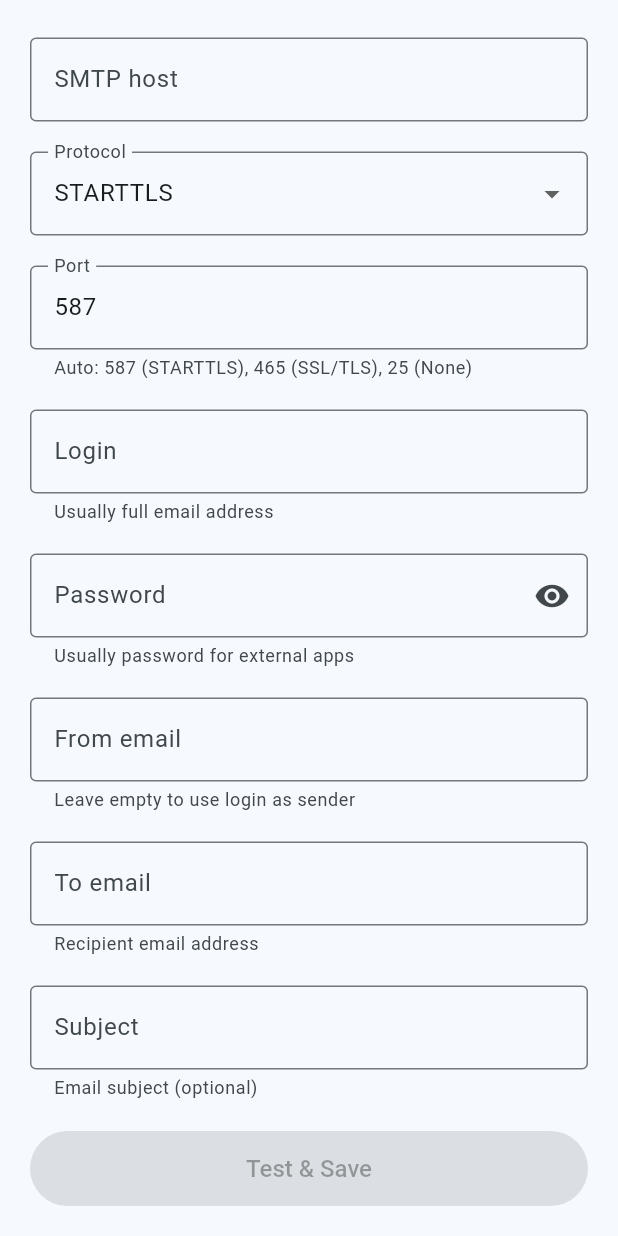
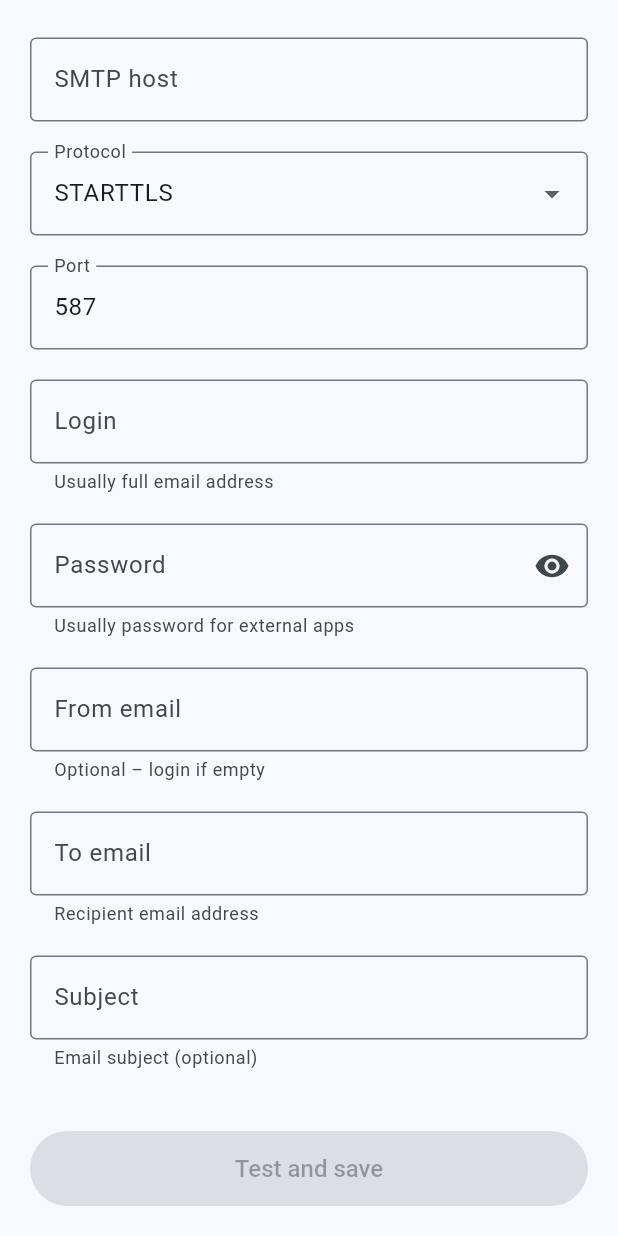
Before and after one commit to teslor/sms-telebot, a Flutter app: the SmtpServerConnection screen opened directly, on a phone screen of 412 x 824 dp. Run offline on Flutter 3.47's test engine with Material 3 defaults, Android fonts, the phone set to English and light mode, and no system bars; our stand-ins replace permission_handler, shared_preferences, sqflite; accounts and stored records are empty.

Commit message:
Update l10n for smtp keys; related optimizations

```diff
--- a/lib/pages/connections/smtp_server.dart
+++ b/lib/pages/connections/smtp_server.dart
@@ -214,9 +214,9 @@
           TextField(
             controller: _hostController,
             keyboardType: TextInputType.url,
-            decoration: const InputDecoration(
+            decoration: InputDecoration(
               border: OutlineInputBorder(),
-              labelText: 'SMTP host',
+              labelText: AppLocalizations.of(context)!.smtp_host,
             ),
             onChanged: _onChanged,
           ),
@@ -224,9 +224,9 @@
           DropdownButtonFormField<String>(
             value: _protocol,
             style: dropdownTextStyle,
-            decoration: const InputDecoration(
+            decoration: InputDecoration(
               border: OutlineInputBorder(),
-              labelText: 'Protocol',
+              labelText: AppLocalizations.of(context)!.smtp_protocol,
             ),
             items: [
               DropdownMenuItem(
@@ -239,7 +239,7 @@
               ),
               DropdownMenuItem(
                 value: 'none',
-                child: Text('None', style: dropdownTextStyle),
+                child: Text(AppLocalizations.of(context)!.smtp_protocolEmpty, style: dropdownTextStyle),
               ),
             ],
             onChanged: (value) {
@@ -260,11 +260,9 @@
             controller: _portController,
             keyboardType: TextInputType.number,
             inputFormatters: [FilteringTextInputFormatter.digitsOnly],
-            decoration: const InputDecoration(
+            decoration: InputDecoration(
               border: OutlineInputBorder(),
-              labelText: 'Port',
-              helperText:
-                  'Auto: 587 (STARTTLS), 465 (SSL/TLS), 25 (None)',
+              labelText: AppLocalizations.of(context)!.smtp_port,
             ),
             onChanged: _onPortChanged,
           ),
@@ -272,10 +270,10 @@
           TextField(
             controller: _loginController,
             keyboardType: TextInputType.text,
-            decoration: const InputDecoration(
+            decoration: InputDecoration(
               border: OutlineInputBorder(),
-              labelText: 'Login',
-              helperText: 'Usually full email address',
+              labelText: AppLocalizations.of(context)!.smtp_login,
+              helperText: AppLocalizations.of(context)!.smtp_loginInfo,
             ),
             onChanged: _onChanged,
           ),
@@ -284,9 +282,9 @@
             controller: _passwordController,
             obscureText: !_isPasswordVisible,
             decoration: InputDecoration(
-              border: const OutlineInputBorder(),
-              labelText: 'Password',
-              helperText: 'Usually password for external apps',
+              border: OutlineInputBorder(),
+              labelText: AppLocalizations.of(context)!.smtp_password,
+              helperText: AppLocalizations.of(context)!.smtp_passwordInfo,
               suffixIcon: IconButton(
                 icon: Icon(
                   _isPasswordVisible
@@ -306,10 +304,10 @@
           TextField(
             controller: _fromEmailController,
             keyboardType: TextInputType.emailAddress,
-            decoration: const InputDecoration(
+            decoration: InputDecoration(
               border: OutlineInputBorder(),
-              labelText: 'From email',
-              helperText: 'Leave empty to use login as sender',
+              labelText: AppLocalizations.of(context)!.smtp_fromEmail,
+              helperText: AppLocalizations.of(context)!.smtp_fromEmailInfo,
             ),
             onChanged: _onChanged,
           ),
@@ -317,20 +315,20 @@
           TextField(
             controller: _toEmailController,
             keyboardType: TextInputType.emailAddress,
-            decoration: const InputDecoration(
+            decoration: InputDecoration(
               border: OutlineInputBorder(),
-              labelText: 'To email',
-              helperText: 'Recipient email address',
+              labelText: AppLocalizations.of(context)!.smtp_toEmail,
+              helperText: AppLocalizations.of(context)!.smtp_toEmailInfo,
             ),
             onChanged: _onChanged,
           ),
           const SizedBox(height: 20),
           TextField(
             controller: _subjectController,
-            decoration: const InputDecoration(
+            decoration: InputDecoration(
               border: OutlineInputBorder(),
-              labelText: 'Subject',
-              helperText: 'Email subject (optional)',
+              labelText: AppLocalizations.of(context)!.smtp_subject,
+              helperText: AppLocalizations.of(context)!.smtp_subjectInfo,
             ),
             onChanged: _onChanged,
           ),
--- a/lib/state.dart
+++ b/lib/state.dart
@@ -186,12 +186,12 @@
     }
   }
 
-  Future<void> addRule({required String provider, bool autoSelect = false}) async {
+  Future<void> addRule({required String provider, required String name, bool autoSelect = false}) async {
     final configJson = jsonEncode(_defaultConfigForProvider(provider));
 
     final insertedRuleId = await LocalDb.instance.insertRule(
-      name: AppLocalizations.of(navigatorKey.currentContext!)!.rule,
       provider: provider,
+      name: name,
       isActive: 0,
       configJson: configJson,
     );
```
Also changed, not shown: lib/l10n/app_de.arb (+17 -0 lines), lib/l10n/app_en.arb (+18 -1 lines), lib/l10n/app_es.arb (+17 -0 lines), lib/l10n/app_fr.arb (+17 -0 lines), lib/l10n/app_hi.arb (+17 -0 lines), lib/l10n/app_ja.arb (+17 -0 lines), lib/l10n/app_pt.arb (+17 -0 lines), lib/l10n/app_ru.arb (+17 -0 lines), lib/l10n/app_zh.arb (+17 -0 lines), lib/pages/rules_page.dart (+18 -20 lines), lib/l10n/generated/app_localizations.dart, lib/l10n/generated/app_localizations_de.dart, lib/l10n/generated/app_localizations_en.dart, lib/l10n/generated/app_localizations_es.dart, 6 more files.
